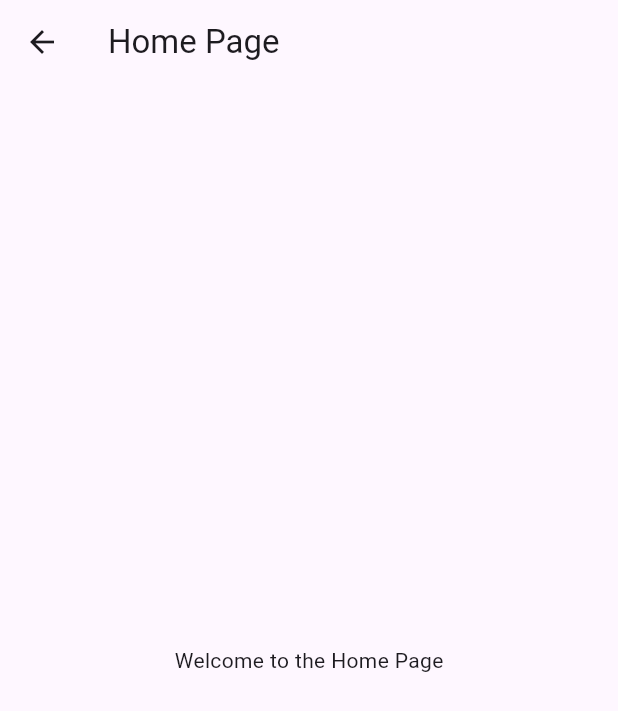
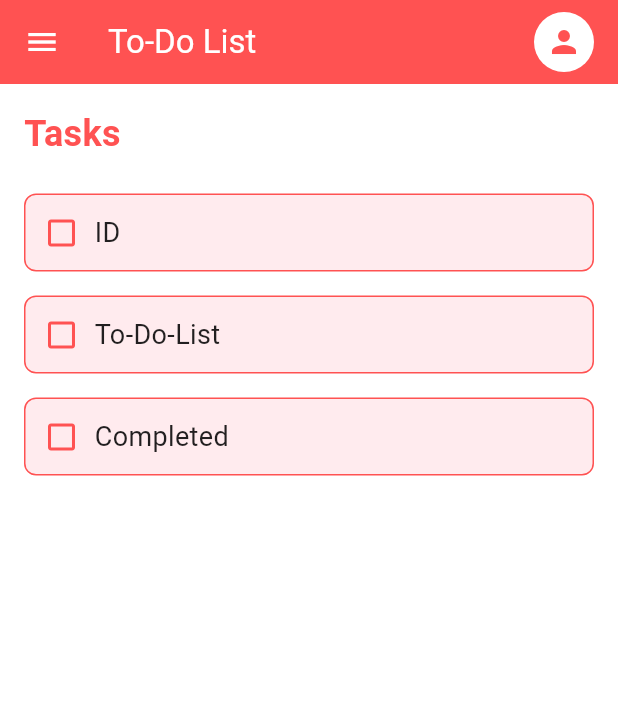
Before and after one commit to lunabhattarai/state_management, a Flutter app: the HomePage screen opened directly, on a phone screen of 412 x 824 dp. Shown: the top 711 px of the screen. Run offline on Flutter 3.47's test engine with Material 3 defaults, Android fonts, the phone set to English and light mode, and no system bars.

Commit message:
Add existing project files to Git

```diff
--- a/lib/CounterPage.dart
+++ b/lib/CounterPage.dart
@@ -1,4 +1,3 @@
-// Stateful widget for counter
 import 'package:flutter/cupertino.dart';
 import 'package:flutter/material.dart';
 
@@ -12,10 +11,9 @@ class CounterPage extends StatefulWidget {
 class _CounterPageState extends State<CounterPage> {
   int _counter = 0; // State variable
 
-  // Function to increase the counter
   void _incrementCounter() {
     setState(() {
-      _counter++; // Changes the state and rebuilds UI
+      _counter++;
     });
   }
 
--- a/lib/homepage.dart
+++ b/lib/homepage.dart
@@ -1,16 +1,75 @@
 import 'package:flutter/material.dart';
 
 class HomePage extends StatelessWidget {
-  const HomePage({Key? key}) : super(key: key);
+  const HomePage({super.key});
 
   @override
   Widget build(BuildContext context) {
     return Scaffold(
+      backgroundColor: Colors.white,
+
       appBar: AppBar(
-        title: const Text('Home Page'),
+        backgroundColor: Colors.redAccent,
+        title: const Text(
+          'To-Do List',
+          style: TextStyle(color: Colors.white),
+        ),
+        leading: const Icon(Icons.menu, color: Colors.white),
+        actions: const [
+          Padding(
+            padding: EdgeInsets.only(right: 16.0),
+            child: CircleAvatar(
+              backgroundColor: Colors.white,
+              child: Icon(Icons.person, color: Colors.redAccent),
+            ),
+          )
+        ],
       ),
-      body: const Center(
-        child: Text('Welcome to the Home Page'),
+
+      body: Padding(
+        padding: const EdgeInsets.all(16.0),
+        child: Column(
+          crossAxisAlignment: CrossAxisAlignment.start,
+          children: [
+            const Text(
+              'Tasks',
+              style: TextStyle(
+                fontSize: 24,
+                fontWeight: FontWeight.bold,
+                color: Colors.redAccent,
+              ),
+            ),
+            const SizedBox(height: 15),
+            _buildTodoItem('ID'),
+            _buildTodoItem('To-Do-List'),
+            _buildTodoItem('Completed'),
+
+          ],
+        ),
+      ),
+    );
+  }
+
+  Widget _buildTodoItem(String task) {
+    return Container(
+      margin: const EdgeInsets.symmetric(vertical: 8),
+      padding: const EdgeInsets.all(12),
+      decoration: BoxDecoration(
+        color: Colors.red.shade50,
+        borderRadius: BorderRadius.circular(8),
+        border: Border.all(color: Colors.redAccent),
+      ),
+      child: Row(
+        children: [
+          const Icon(Icons.check_box_outline_blank, color: Colors.redAccent),
+          const SizedBox(width: 10),
+          Expanded(
+            child: Text(
+              task,
+              style: const TextStyle(fontSize: 18, color: Colors.black87),
+            ),
+          ),
+        ],
       ),
     );
   }
--- a/lib/main.dart
+++ b/lib/main.dart
@@ -1,21 +1,21 @@
 import 'package:flutter/material.dart';
 
-import 'CounterPage.dart';
+// import 'CounterPage.dart';
+import 'homepage.dart';
 
 void main() {
   runApp(const MyApp());
 }
 
-// Root widget
 class MyApp extends StatelessWidget {
   const MyApp({super.key});
 
   @override
   Widget build(BuildContext context) {
     return MaterialApp(
-      title: 'Simple State Management',
+      title: 'Welcome to-do-list',
       debugShowCheckedModeBanner: false,
-      home: const CounterPage(),
+      home: const HomePage(),
     );
   }
 }
```
